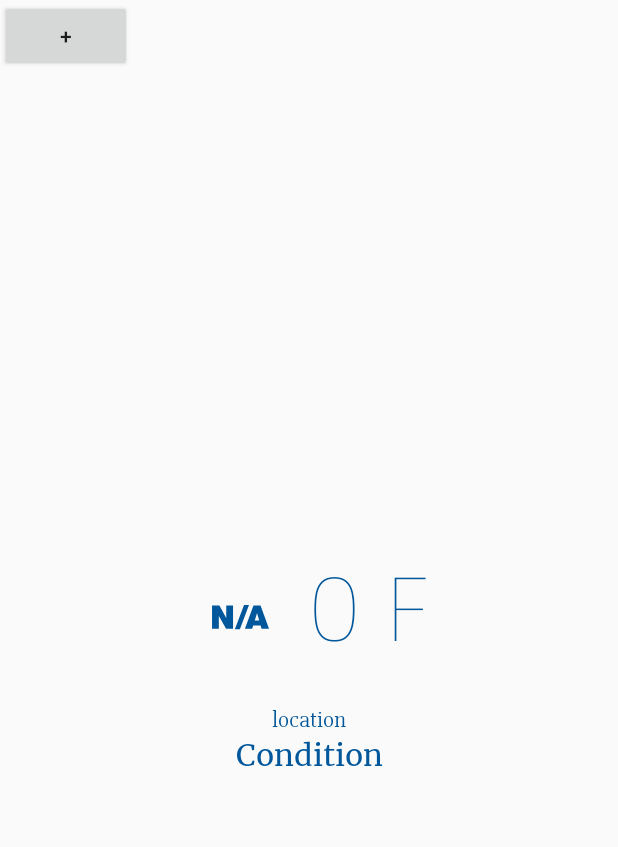
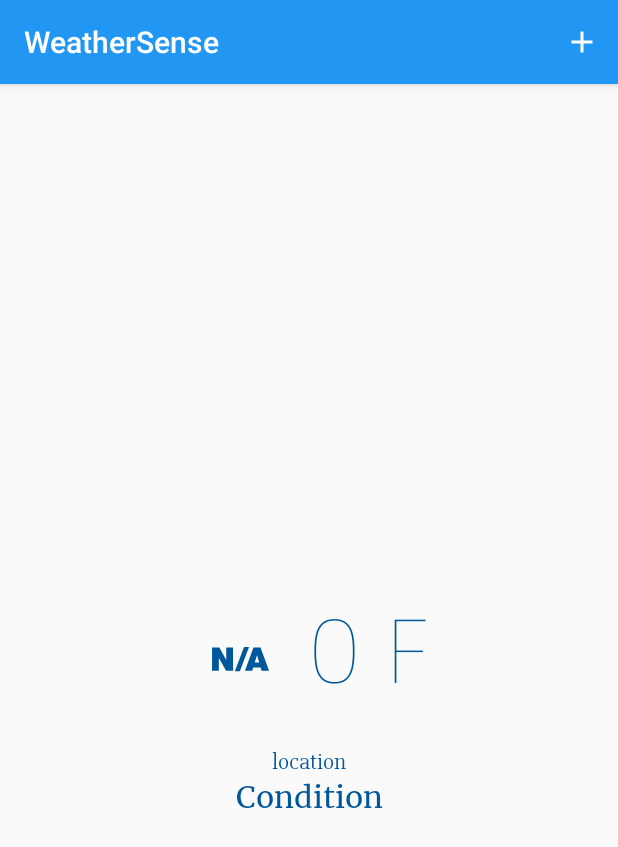
Before and after one commit to UltimateAnjali/WeatherSense, an Android app: the screen it shows after launch (MainActivity), on a phone screen of 412 x 824 dp. Shown: the top 847 px of the screen. Run offline under Robolectric (Android 15) with nearby library versions, the light colour scheme and no system bars; our stand-ins replace AdMob; 3 statements that could not run were skipped.

Commit message:
Layout changes

```diff
--- a/app/src/main/AndroidManifest.xml
+++ b/app/src/main/AndroidManifest.xml
@@ -16,7 +16,7 @@
 
         <meta-data
             android:name="com.google.android.geo.API_KEY"
-            android:value="AIzaSyCPtejnekpNIaOYTF76ziOiHur5jF47j9w"/>
+            android:value="@string/API_KEY"/>
 
         <activity android:name=".activities.MainActivity">
             <intent-filter>
--- a/app/src/main/java/com/katra/weathersense/activities/MainActivity.java
+++ b/app/src/main/java/com/katra/weathersense/activities/MainActivity.java
@@ -9,6 +9,8 @@ import android.support.v4.app.FragmentActivity;
 import android.support.v7.app.AppCompatActivity;
 import android.os.Bundle;
 import android.util.Log;
+import android.view.Menu;
+import android.view.MenuItem;
 import android.view.View;
 import android.view.Window;
 import android.view.WindowManager;
@@ -37,12 +39,11 @@ import com.katra.weathersense.dataModels.Item;
 import com.katra.weathersense.services.WeatherServiceCallback;
 import com.katra.weathersense.services.YahooWeatherService;
 
-public class MainActivity extends FragmentActivity implements GoogleApiClient.OnConnectionFailedListener, WeatherServiceCallback {
+public class MainActivity extends AppCompatActivity implements GoogleApiClient.OnConnectionFailedListener, WeatherServiceCallback {
 
     private static final String TAG = "<<MainActivity>>";
     private TextView tempText, locText, condText;
     private ImageView weatherIcon;
-    private Button plusBtn;
 
     private MyFonts fontFace;
 
@@ -88,7 +89,6 @@ public class MainActivity extends FragmentActivity implements GoogleApiClient.On
         mAdView.loadAd(adRequest);
 
         //Mapping all the elements
-        plusBtn = (Button) findViewById(R.id.launch_auto);
         tempText = (TextView)findViewById(R.id.tempTextView);
         locText = (TextView)findViewById(R.id.locTextView);
         condText = (TextView)findViewById(R.id.condTextView);
@@ -108,11 +108,18 @@ public class MainActivity extends FragmentActivity implements GoogleApiClient.On
         typeFilter = new AutocompleteFilter.Builder()
                 .setTypeFilter(AutocompleteFilter.TYPE_FILTER_CITIES)
                 .build();
+    }
 
-        //Handling the click event for the button
-        plusBtn.setOnClickListener(new View.OnClickListener() {
-            @Override
-            public void onClick(View v) {
+    @Override
+    public boolean onCreateOptionsMenu(Menu menu) {
+        getMenuInflater().inflate(R.menu.navigation_menu,menu);
+        return true;
+    }
+
+    @Override
+    public boolean onOptionsItemSelected(MenuItem item) {
+        switch (item.getItemId()){
+            case R.id.action_add_place:{
                 try {
                     //Creating an intent to open the autocomplete search for places
                     Intent intent =
@@ -129,8 +136,13 @@ public class MainActivity extends FragmentActivity implements GoogleApiClient.On
                     Toast.makeText(getApplicationContext(),"Something went wrong!",Toast.LENGTH_LONG);
                     Log.e(TAG,e.getMessage());
                 }
+                return true;
             }
-        });
+
+            default:{
+                return super.onOptionsItemSelected(item);
+            }
+        }
     }
 
     @Override
--- a/app/src/main/res/layout/activity_main.xml
+++ b/app/src/main/res/layout/activity_main.xml
@@ -1,16 +1,10 @@
 <?xml version="1.0" encoding="utf-8"?>
 <RelativeLayout xmlns:android="http://schemas.android.com/apk/res/android"
+    xmlns:tools="http://schemas.android.com/tools"
     xmlns:app="http://schemas.android.com/apk/res-auto"
-    xmlns:tools="http://schemas.android.com/tools"
     android:layout_width="match_parent"
     android:layout_height="match_parent"
     tools:context="com.katra.weathersense.activities.MainActivity">
-
-    <Button
-        android:layout_width="wrap_content"
-        android:layout_height="wrap_content"
-        android:text="+"
-        android:id="@+id/launch_auto"/>
 
     <LinearLayout
         android:layout_width="wrap_content"
--- /dev/null
+++ b/app/src/main/res/menu/navigation_menu.xml
@@ -0,0 +1,10 @@
+<?xml version="1.0" encoding="utf-8"?>
+<menu xmlns:android="http://schemas.android.com/apk/res/android"
+    xmlns:app="http://schemas.android.com/apk/res-auto">
+
+    <item
+        android:id="@+id/action_add_place"
+        android:icon="@mipmap/ic_add_white_24dp"
+        android:title="Add Place"
+        app:showAsAction="always"/>
+</menu>
--- a/app/src/main/res/values/strings.xml
+++ b/app/src/main/res/values/strings.xml
@@ -1,3 +1,4 @@
 <resources>
     <string name="app_name">WeatherSense</string>
+    <string name="API_KEY">AIzaSyCPtejnekpNIaOYTF76ziOiHur5jF47j9w</string>
 </resources>
```
Also changed, not shown: app/src/main/res/mipmap-hdpi/ic_add_white_24dp.png (added), app/src/main/res/mipmap-mdpi/ic_add_white_24dp.png (added), app/src/main/res/mipmap-xhdpi/ic_add_white_24dp.png (added), app/src/main/res/mipmap-xxhdpi/ic_add_white_24dp.png (added), app/src/main/res/mipmap-xxxhdpi/ic_add_white_24dp.png (added).
